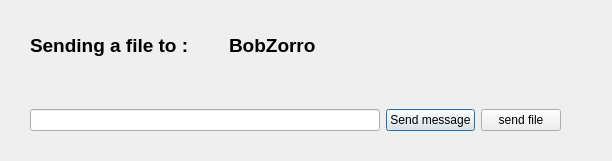
Above: client/pmFile.ui from danfr/DNC before the change. Below: the same form after it.
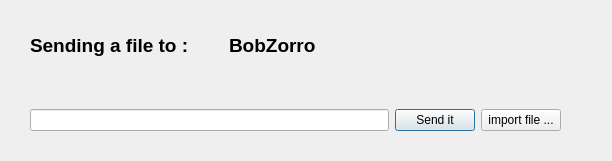
That is the form after the change.

The edit to the form file:
```diff
--- a/client/pmFile.ui
+++ b/client/pmFile.ui
@@ -35,14 +35,14 @@
     <item>
      <widget class="QPushButton" name="pushButton">
       <property name="text">
-       <string>Send message</string>
+       <string>Send it</string>
       </property>
      </widget>
     </item>
     <item>
      <widget class="QPushButton" name="pushButton_2">
       <property name="text">
-       <string>send file</string>
+       <string>import file ...</string>
       </property>
      </widget>
     </item>
```
